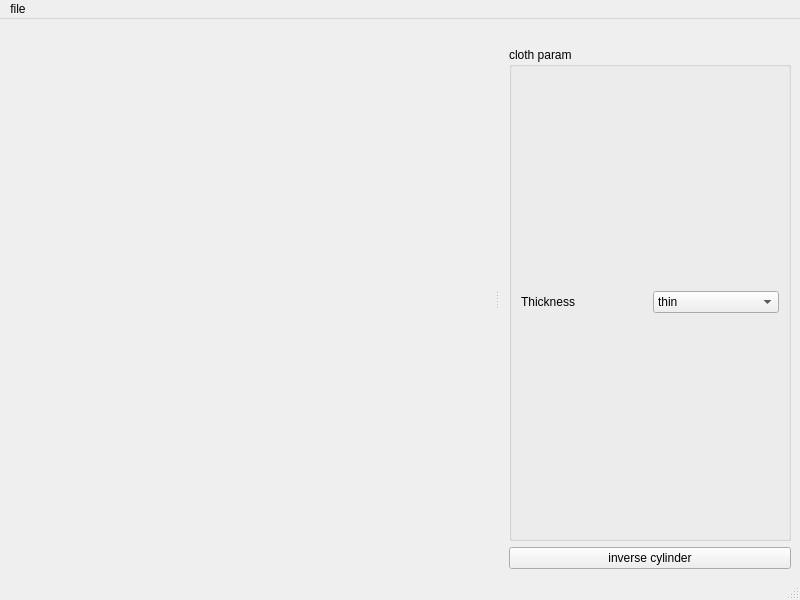
The window that meshwindow.ui (dolphin-li/SewingEditor) describes before a commit, drawn with Qt 5.
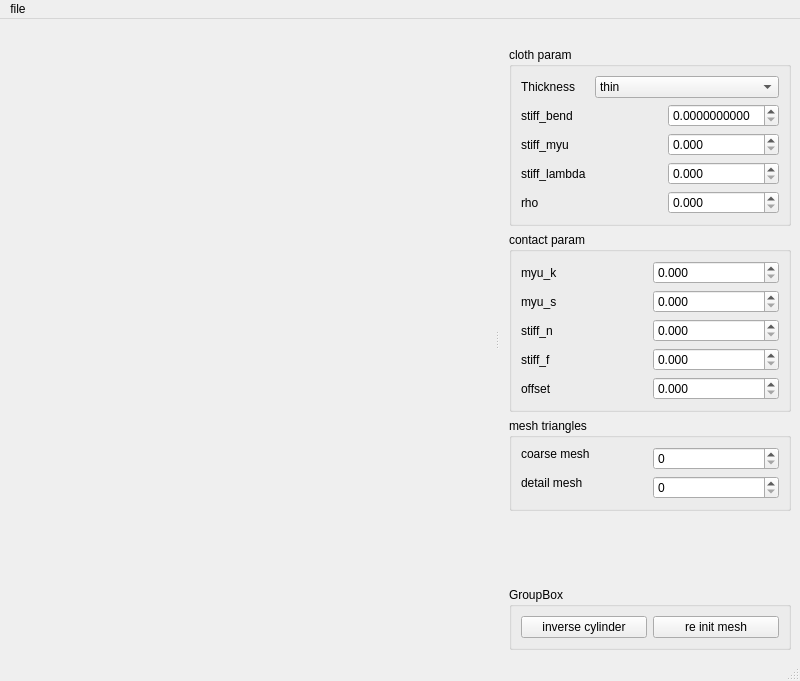
The same window after the commit. Custom widgets are drawn as their Qt base class.

Commit message: ui update, more param shown.

```diff
--- a/meshwindow.ui
+++ b/meshwindow.ui
@@ -7,7 +7,7 @@
     <x>0</x>
     <y>0</y>
     <width>800</width>
-    <height>600</height>
+    <height>681</height>
    </rect>
   </property>
   <property name="windowTitle">
@@ -42,7 +42,7 @@
    <property name="minimumSize">
     <size>
      <width>300</width>
-     <height>200</height>
+     <height>598</height>
     </size>
    </property>
    <property name="features">
@@ -52,7 +52,7 @@
     <number>2</number>
    </attribute>
    <widget class="QWidget" name="dockWidgetRightContents">
-    <layout class="QGridLayout" name="gridLayout_3">
+    <layout class="QGridLayout" name="gridLayout_7">
      <item row="0" column="0">
       <widget class="QGroupBox" name="groupBox">
        <property name="minimumSize">
@@ -72,7 +72,7 @@
           </property>
          </widget>
         </item>
-        <item row="0" column="1">
+        <item row="0" column="1" colspan="2">
          <widget class="QComboBox" name="cbThickness">
           <property name="minimumSize">
            <size>
@@ -108,14 +108,215 @@
           </item>
          </widget>
         </item>
+        <item row="1" column="0" colspan="2">
+         <widget class="QLabel" name="label_2">
+          <property name="text">
+           <string>stiff_bend</string>
+          </property>
+         </widget>
+        </item>
+        <item row="1" column="2">
+         <widget class="QDoubleSpinBox" name="dbStiffBend">
+          <property name="decimals">
+           <number>10</number>
+          </property>
+         </widget>
+        </item>
+        <item row="2" column="0">
+         <widget class="QLabel" name="label_3">
+          <property name="text">
+           <string>stiff_myu</string>
+          </property>
+         </widget>
+        </item>
+        <item row="2" column="2">
+         <widget class="QDoubleSpinBox" name="dbStiffMyu">
+          <property name="decimals">
+           <number>3</number>
+          </property>
+         </widget>
+        </item>
+        <item row="3" column="0" colspan="2">
+         <widget class="QLabel" name="label_4">
+          <property name="text">
+           <string>stiff_lambda</string>
+          </property>
+         </widget>
+        </item>
+        <item row="3" column="2">
+         <widget class="QDoubleSpinBox" name="dbStiffLambda">
+          <property name="decimals">
+           <number>3</number>
+          </property>
+         </widget>
+        </item>
+        <item row="4" column="0" colspan="2">
+         <widget class="QLabel" name="label_5">
+          <property name="text">
+           <string>rho</string>
+          </property>
+         </widget>
+        </item>
+        <item row="4" column="2">
+         <widget class="QDoubleSpinBox" name="dbRho">
+          <property name="decimals">
+           <number>3</number>
+          </property>
+         </widget>
+        </item>
        </layout>
       </widget>
      </item>
+     <item row="3" column="0">
+      <spacer name="verticalSpacer">
+       <property name="orientation">
+        <enum>Qt::Vertical</enum>
+       </property>
+       <property name="sizeHint" stdset="0">
+        <size>
+         <width>20</width>
+         <height>40</height>
+        </size>
+       </property>
+      </spacer>
+     </item>
      <item row="1" column="0">
-      <widget class="QPushButton" name="pbInverseCylinder">
-       <property name="text">
-        <string>inverse cylinder</string>
+      <widget class="QGroupBox" name="groupBox_2">
+       <property name="title">
+        <string>contact param</string>
        </property>
+       <layout class="QGridLayout" name="gridLayout_3">
+        <item row="0" column="0">
+         <widget class="QLabel" name="label_6">
+          <property name="text">
+           <string>myu_k</string>
+          </property>
+         </widget>
+        </item>
+        <item row="0" column="1">
+         <widget class="QDoubleSpinBox" name="dbMyuK">
+          <property name="decimals">
+           <number>3</number>
+          </property>
+         </widget>
+        </item>
+        <item row="1" column="0">
+         <widget class="QLabel" name="label_7">
+          <property name="text">
+           <string>myu_s</string>
+          </property>
+         </widget>
+        </item>
+        <item row="1" column="1">
+         <widget class="QDoubleSpinBox" name="dbMyuS">
+          <property name="decimals">
+           <number>3</number>
+          </property>
+         </widget>
+        </item>
+        <item row="2" column="0">
+         <widget class="QLabel" name="label_8">
+          <property name="text">
+           <string>stiff_n</string>
+          </property>
+         </widget>
+        </item>
+        <item row="2" column="1">
+         <widget class="QDoubleSpinBox" name="dbStiffN">
+          <property name="decimals">
+           <number>3</number>
+          </property>
+         </widget>
+        </item>
+        <item row="3" column="0">
+         <widget class="QLabel" name="label_9">
+          <property name="text">
+           <string>stiff_f</string>
+          </property>
+         </widget>
+        </item>
+        <item row="3" column="1">
+         <widget class="QDoubleSpinBox" name="dbStiffF">
+          <property name="decimals">
+           <number>3</number>
+          </property>
+         </widget>
+        </item>
+        <item row="4" column="0">
+         <widget class="QLabel" name="label_14">
+          <property name="text">
+           <string>offset</string>
+          </property>
+         </widget>
+        </item>
+        <item row="4" column="1">
+         <widget class="QDoubleSpinBox" name="dbOffset">
+          <property name="decimals">
+           <number>3</number>
+          </property>
+         </widget>
+        </item>
+       </layout>
+      </widget>
+     </item>
+     <item row="4" column="0">
+      <widget class="QGroupBox" name="groupBox_5">
+       <property name="title">
+        <string>GroupBox</string>
+       </property>
+       <layout class="QGridLayout" name="gridLayout_6">
+        <item row="0" column="0">
+         <widget class="QPushButton" name="pbInverseCylinder">
+          <property name="text">
+           <string>inverse cylinder</string>
+          </property>
+         </widget>
+        </item>
+        <item row="0" column="1">
+         <widget class="QPushButton" name="pbReInitMesh">
+          <property name="text">
+           <string>re init mesh</string>
+          </property>
+         </widget>
+        </item>
+       </layout>
+      </widget>
+     </item>
+     <item row="2" column="0">
+      <widget class="QGroupBox" name="groupBox_4">
+       <property name="title">
+        <string>mesh triangles</string>
+       </property>
+       <layout class="QGridLayout" name="gridLayout_5">
+        <item row="0" column="0">
+         <widget class="QLabel" name="label_17">
+          <property name="text">
+           <string>coarse mesh</string>
+          </property>
+         </widget>
+        </item>
+        <item row="0" column="1" rowspan="2">
+         <widget class="QSpinBox" name="sbCoarseMesh">
+          <property name="maximum">
+           <number>999999</number>
+          </property>
+         </widget>
+        </item>
+        <item row="1" column="0" rowspan="2">
+         <widget class="QLabel" name="label_18">
+          <property name="text">
+           <string>detail mesh</string>
+          </property>
+         </widget>
+        </item>
+        <item row="2" column="1">
+         <widget class="QSpinBox" name="sbDetailMesh">
+          <property name="maximum">
+           <number>999999</number>
+          </property>
+         </widget>
+        </item>
+       </layout>
       </widget>
      </item>
     </layout>
```
The commit also changes 12 other files.
